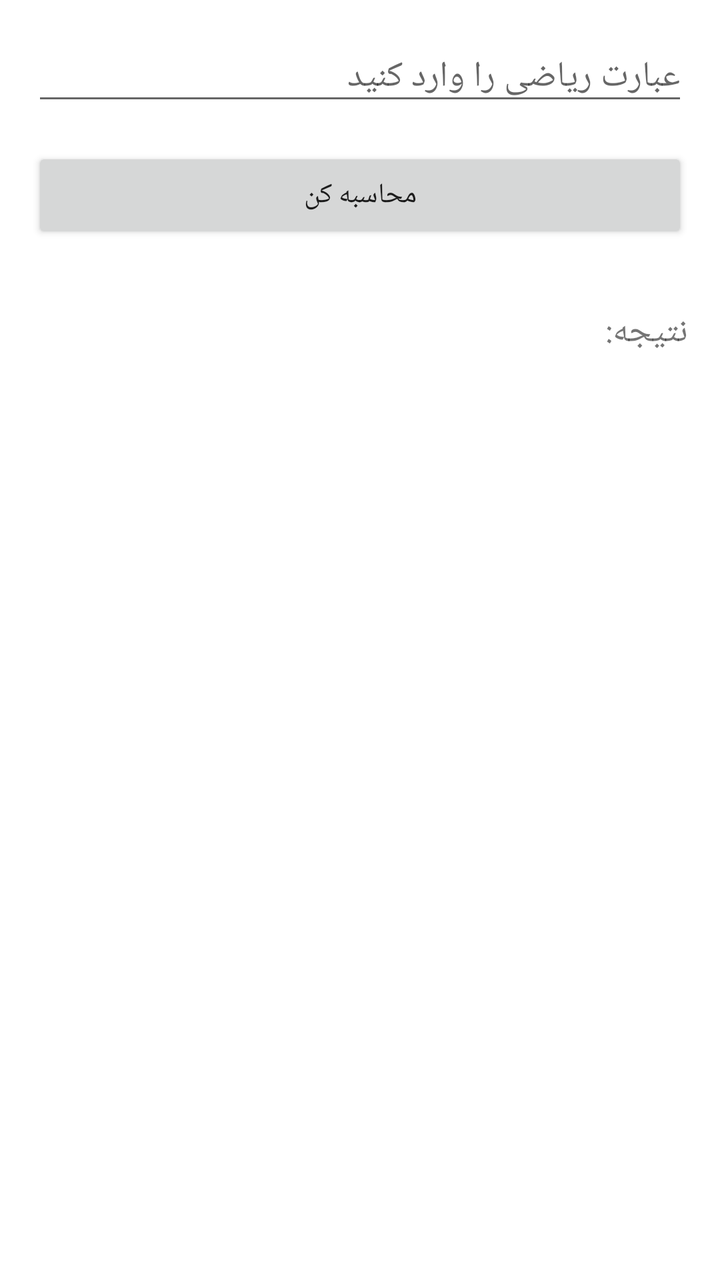
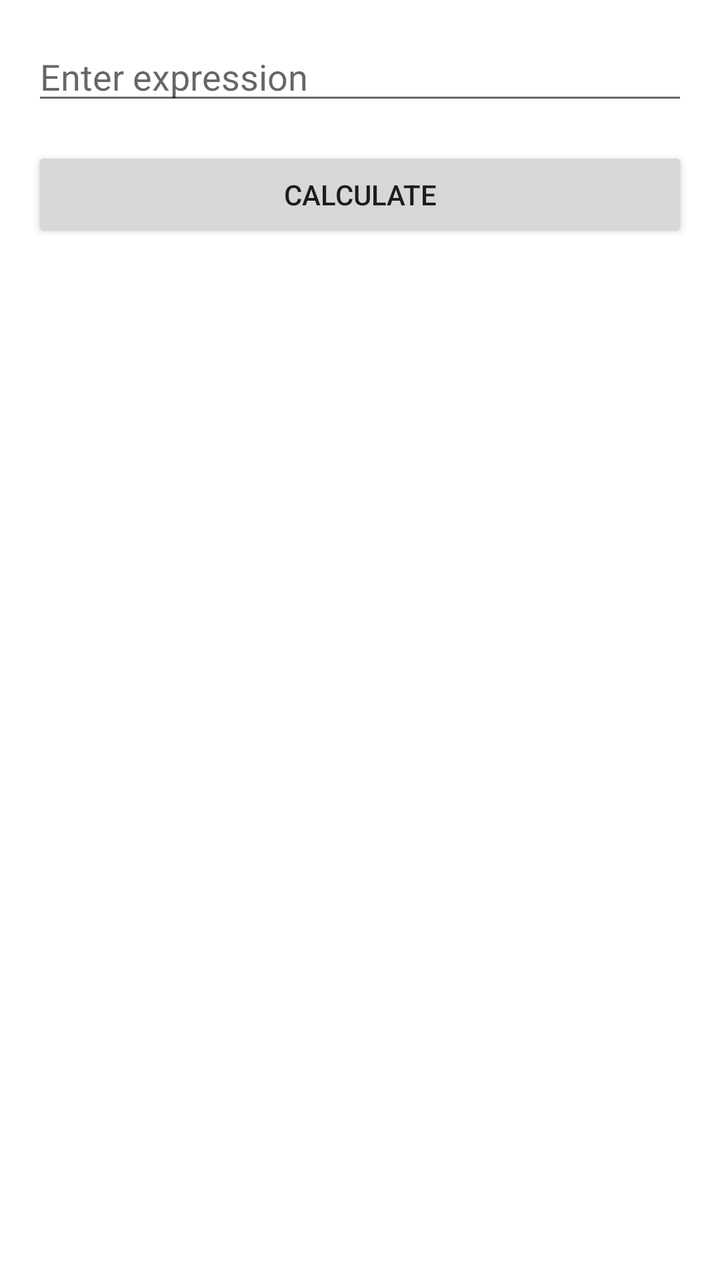

Before-and-after screenshots of an Android layout around one commit, followed by the original layout XML and the change that was made.
<!-- AndroidManifest.xml: application theme Theme.MyApplication -->
<!-- res/layout/activity_main.xml -->
<?xml version="1.0" encoding="utf-8"?>
<LinearLayout
    xmlns:android="http://schemas.android.com/apk/res/android"
    android:layout_width="match_parent"
    android:layout_height="match_parent"
    android:orientation="vertical"
    android:padding="16dp">

    <EditText
        android:id="@+id/inputExpression"
        android:layout_width="match_parent"
        android:layout_height="wrap_content"
        android:hint="عبارت ریاضی را وارد کنید"
        android:inputType="text"
        android:layout_marginBottom="16dp"/>

    <Button
        android:id="@+id/evaluateButton"
        android:layout_width="match_parent"
        android:layout_height="wrap_content"
        android:layout_marginBottom="16dp"
        android:text="محاسبه کن" />

    <TextView
        android:id="@+id/resultTextView"
        android:layout_width="match_parent"
        android:layout_height="74dp"
        android:layout_marginTop="16dp"
        android:text="نتیجه: "
        android:textSize="18sp" />

</LinearLayout>
<!-- resources referenced by this layout -->
<resources>
  <style name="Theme.MyApplication" parent="Theme.MaterialComponents.DayNight.DarkActionBar">
          
          <item name="colorPrimary">@color/purple_500</item>
          <item name="colorPrimaryVariant">@color/purple_700</item>
          <item name="colorOnPrimary">@color/white</item>
          
          <item name="colorSecondary">@color/teal_200</item>
          <item name="colorSecondaryVariant">@color/teal_700</item>
          <item name="colorOnSecondary">@color/black</item>
          
          <item name="android:statusBarColor">?attr/colorPrimaryVariant</item>
          
      </style>
  <color name="purple_500">#FF6200EE</color>
  <color name="purple_700">#FF3700B3</color>
  <color name="white">#FFFFFFFF</color>
  <color name="teal_200">#FF03DAC5</color>
  <color name="teal_700">#FF018786</color>
  <color name="black">#FF000000</color>
</resources>

<!-- the commit's change to res/layout/activity_main.xml (unified diff, before → after) -->
@@ -10,23 +10,21 @@
         android:id="@+id/inputExpression"
         android:layout_width="match_parent"
         android:layout_height="wrap_content"
-        android:hint="عبارت ریاضی را وارد کنید"
-        android:inputType="text"
-        android:layout_marginBottom="16dp"/>
+        android:hint="Enter expression"
+        android:inputType="text"/>
 
     <Button
         android:id="@+id/evaluateButton"
         android:layout_width="match_parent"
         android:layout_height="wrap_content"
-        android:layout_marginBottom="16dp"
-        android:text="محاسبه کن" />
+        android:text="Calculate"
+        android:layout_marginTop="16dp"/>
 
     <TextView
         android:id="@+id/resultTextView"
         android:layout_width="match_parent"
-        android:layout_height="74dp"
+        android:layout_height="wrap_content"
         android:layout_marginTop="16dp"
-        android:text="نتیجه: "
-        android:textSize="18sp" />
+        android:textSize="18sp"/>
 
 </LinearLayout>
